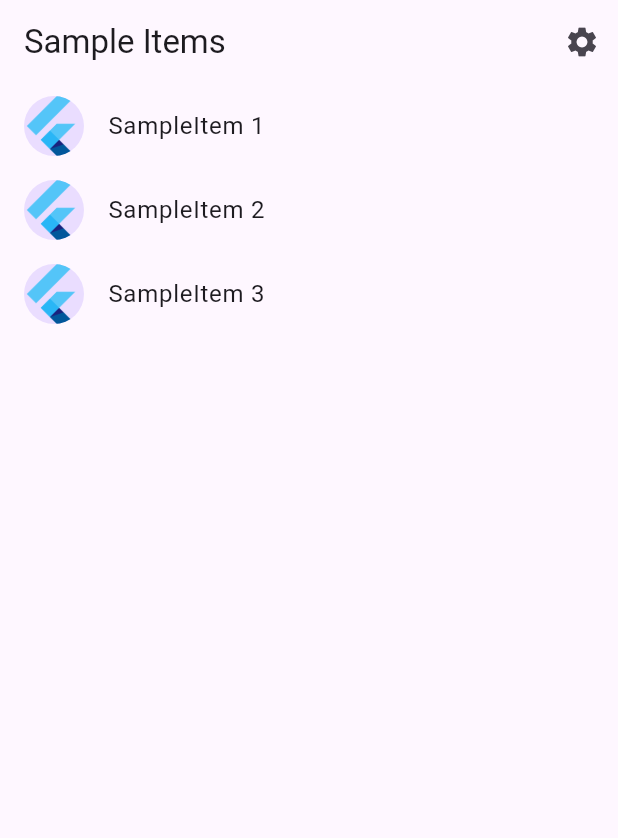
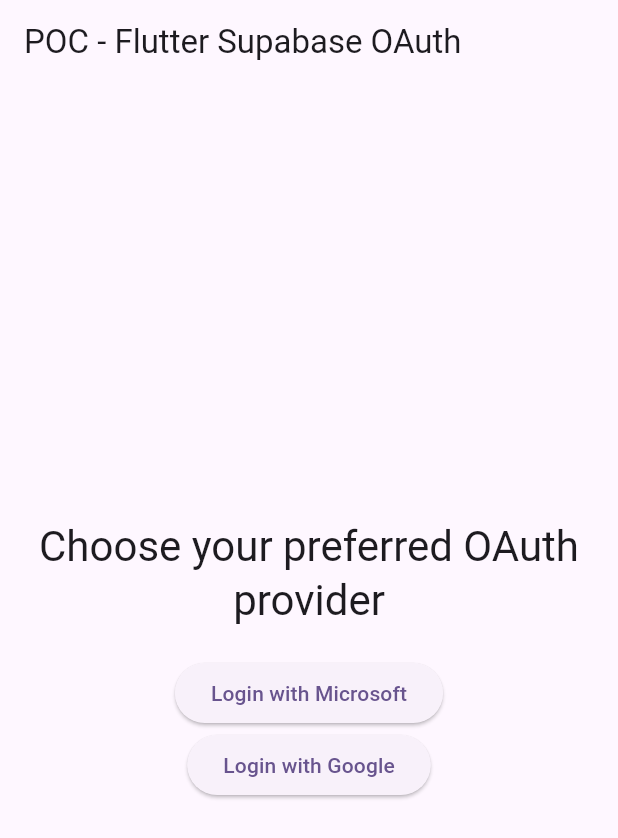
Before and after one commit to ondrahlavac/flutter-supabase-oauth, a Flutter app: the screen it shows after launch, on a phone screen of 412 x 824 dp. Shown: the top 838 px of the screen. Run offline on Flutter 3.47's test engine with Material 3 defaults, Android fonts, the light colour scheme and no system bars; our stand-ins replace flutter_dotenv, flutter_riverpod, supabase_flutter; accounts and stored records are empty.

Commit message:
feat: add the login options for Azure and Google.

```diff
--- a/l10n.yaml
+++ /dev/null
@@ -1,3 +0,0 @@
-arb-dir: lib/src/localization
-template-arb-file: app_en.arb
-output-localization-file: app_localizations.dart
--- a/lib/main.dart
+++ b/lib/main.dart
@@ -1,20 +1,28 @@
 import 'package:flutter/material.dart';
-
+import 'package:flutter_dotenv/flutter_dotenv.dart';
+import 'package:flutter_riverpod/flutter_riverpod.dart';
+import 'package:supabase_flutter/supabase_flutter.dart';
 import 'src/app.dart';
-import 'src/settings/settings_controller.dart';
-import 'src/settings/settings_service.dart';
 
 void main() async {
-  // Set up the SettingsController, which will glue user settings to multiple
-  // Flutter Widgets.
-  final settingsController = SettingsController(SettingsService());
+  WidgetsFlutterBinding.ensureInitialized();
 
-  // Load the user's preferred theme while the splash screen is displayed.
-  // This prevents a sudden theme change when the app is first displayed.
-  await settingsController.loadSettings();
+  await dotenv.load(fileName: '.env');
 
-  // Run the app and pass in the SettingsController. The app listens to the
-  // SettingsController for changes, then passes it further down to the
-  // SettingsView.
-  runApp(MyApp(settingsController: settingsController));
+  if (!dotenv.env.containsKey('SUPABASE_URL') ||
+      !dotenv.env.containsKey('SUPABASE_ANON_KEY')) {
+    throw Exception(
+        'Missing environment variables for Supabase connection in .env file');
+  }
+
+  await Supabase.initialize(
+    url: dotenv.env['SUPABASE_URL']!,
+    anonKey: dotenv.env['SUPABASE_ANON_KEY']!,
+  );
+
+  runApp(
+    const ProviderScope(
+      child: FlutterSupabaseOAuthApp(),
+    ),
+  );
 }
--- /dev/null
+++ b/lib/providers/authentication_provider.dart
@@ -0,0 +1,40 @@
+import 'dart:io';
+import 'package:flutter/foundation.dart';
+import 'package:flutter_riverpod/flutter_riverpod.dart';
+import 'package:supabase_flutter/supabase_flutter.dart';
+
+final authProvider = StateNotifierProvider<AuthNotifier, User?>((ref) {
+  return AuthNotifier();
+});
+
+class AuthNotifier extends StateNotifier<User?> {
+  AuthNotifier() : super(Supabase.instance.client.auth.currentUser) {
+    _authSubscripton();
+  }
+
+  void _authSubscripton() {
+    Supabase.instance.client.auth.onAuthStateChange.listen((data) {
+      state = data.session?.user;
+    });
+  }
+
+  Future<void> signIn(OAuthProvider provider) async {
+    await Supabase.instance.client.auth.signInWithOAuth(
+      provider,
+      scopes: 'openid email profile',
+      redirectTo: _getRedirectUrl(),
+    );
+  }
+
+  Future<void> signOut() async {
+    await Supabase.instance.client.auth.signOut();
+  }
+
+  String _getRedirectUrl() {
+    if (kIsWeb) {
+      return 'http://localhost:57570/login-callback';
+    } else {
+      return 'cz.hlavac.ondra.pocfluttersupabaseoauth://login-callback';
+    }
+  }
+}
--- /dev/null
+++ b/lib/screens/login_screen.dart
@@ -0,0 +1,36 @@
+import 'package:flutter/material.dart';
+import 'package:flutter_riverpod/flutter_riverpod.dart';
+import 'package:poc_flutter_supabase_oauth/providers/authentication_provider.dart';
+import 'package:supabase_flutter/supabase_flutter.dart';
+
+class LoginScreen extends ConsumerWidget {
+  const LoginScreen({super.key});
+
+  @override
+  Widget build(BuildContext context, WidgetRef ref) {
+    return Column(
+      mainAxisAlignment: MainAxisAlignment.center,
+      crossAxisAlignment: CrossAxisAlignment.center,
+      children: [
+        Text(
+          'Choose your preferred OAuth provider',
+          style: Theme.of(context).textTheme.headlineMedium,
+          textAlign: TextAlign.center,
+        ),
+        const SizedBox(height: 20),
+        ElevatedButton(
+          onPressed: () {
+            ref.watch(authProvider.notifier).signIn(OAuthProvider.azure);
+          },
+          child: const Text('Login with Microsoft'),
+        ),
+        ElevatedButton(
+          onPressed: () {
+            ref.watch(authProvider.notifier).signIn(OAuthProvider.google);
+          },
+          child: const Text('Login with Google'),
+        ),
+      ],
+    );
+  }
+}
--- a/lib/src/app.dart
+++ b/lib/src/app.dart
@@ -1,85 +1,32 @@
 import 'package:flutter/material.dart';
-import 'package:flutter_gen/gen_l10n/app_localizations.dart';
-import 'package:flutter_localizations/flutter_localizations.dart';
-
-import 'sample_feature/sample_item_details_view.dart';
-import 'sample_feature/sample_item_list_view.dart';
-import 'settings/settings_controller.dart';
-import 'settings/settings_view.dart';
+import 'package:flutter_riverpod/flutter_riverpod.dart';
+import 'package:poc_flutter_supabase_oauth/providers/authentication_provider.dart';
+import 'package:poc_flutter_supabase_oauth/screens/login_screen.dart';
+import 'package:poc_flutter_supabase_oauth/screens/user_screen.dart';
+import 'package:poc_flutter_supabase_oauth/src/themes.dart';
 
 /// The Widget that configures your application.
-class MyApp extends StatelessWidget {
-  const MyApp({
-    super.key,
-    required this.settingsController,
-  });
-
-  final SettingsController settingsController;
+class FlutterSupabaseOAuthApp extends ConsumerWidget {
+  const FlutterSupabaseOAuthApp({super.key});
 
   @override
-  Widget build(BuildContext context) {
-    // Glue the SettingsController to the MaterialApp.
-    //
-    // The ListenableBuilder Widget listens to the SettingsController for changes.
-    // Whenever the user updates their settings, the MaterialApp is rebuilt.
-    return ListenableBuilder(
-      listenable: settingsController,
-      builder: (BuildContext context, Widget? child) {
-        return MaterialApp(
-          // Providing a restorationScopeId allows the Navigator built by the
-          // MaterialApp to restore the navigation stack when a user leaves and
-          // returns to the app after it has been killed while running in the
-          // background.
-          restorationScopeId: 'app',
+  Widget build(BuildContext context, WidgetRef ref) {
+    final user = ref.watch(authProvider);
 
-          // Provide the generated AppLocalizations to the MaterialApp. This
-          // allows descendant Widgets to display the correct translations
-          // depending on the user's locale.
-          localizationsDelegates: const [
-            AppLocalizations.delegate,
-            GlobalMaterialLocalizations.delegate,
-            GlobalWidgetsLocalizations.delegate,
-            GlobalCupertinoLocalizations.delegate,
-          ],
-          supportedLocales: const [
-            Locale('en', ''), // English, no country code
-          ],
-
-          // Use AppLocalizations to configure the correct application title
-          // depending on the user's locale.
-          //
-          // The appTitle is defined in .arb files found in the localization
-          // directory.
-          onGenerateTitle: (BuildContext context) =>
-              AppLocalizations.of(context)!.appTitle,
-
-          // Define a light and dark color theme. Then, read the user's
-          // preferred ThemeMode (light, dark, or system default) from the
-          // SettingsController to display the correct theme.
-          theme: ThemeData(),
-          darkTheme: ThemeData.dark(),
-          themeMode: settingsController.themeMode,
-
-          // Define a function to handle named routes in order to support
-          // Flutter web url navigation and deep linking.
-          onGenerateRoute: (RouteSettings routeSettings) {
-            return MaterialPageRoute<void>(
-              settings: routeSettings,
-              builder: (BuildContext context) {
-                switch (routeSettings.name) {
-                  case SettingsView.routeName:
-                    return SettingsView(controller: settingsController);
-                  case SampleItemDetailsView.routeName:
-                    return const SampleItemDetailsView();
-                  case SampleItemListView.routeName:
-                  default:
-                    return const SampleItemListView();
-                }
-              },
-            );
-          },
-        );
-      },
+    return MaterialApp(
+      debugShowCheckedModeBanner: false,
+      title: 'POC - Flutter Supabase OAuth',
+      theme: lightTheme,
+      darkTheme: darkTheme,
+      themeMode: ThemeMode.system,
+      home: Scaffold(
+        appBar: AppBar(
+          title: const Text('POC - Flutter Supabase OAuth'),
+        ),
+        body: Center(
+          child: user != null ? const UserScreen() : const LoginScreen(),
+        ),
+      ),
     );
   }
 }
--- a/lib/src/localization/app_en.arb
+++ /dev/null
@@ -1,6 +0,0 @@
-{
-  "appTitle": "poc_flutter_supabase_oauth",
-  "@appTitle": {
-    "description": "The title of the application"
-  }
-}
--- a/lib/src/sample_feature/sample_item.dart
+++ /dev/null
@@ -1,6 +0,0 @@
-/// A placeholder class that represents an entity or model.
-class SampleItem {
-  const SampleItem(this.id);
-
-  final int id;
-}
--- a/lib/src/sample_feature/sample_item_list_view.dart
+++ /dev/null
@@ -1,71 +0,0 @@
-import 'package:flutter/material.dart';
-
-import '../settings/settings_view.dart';
-import 'sample_item.dart';
-import 'sample_item_details_view.dart';
-
-/// Displays a list of SampleItems.
-class SampleItemListView extends StatelessWidget {
-  const SampleItemListView({
-    super.key,
-    this.items = const [SampleItem(1), SampleItem(2), SampleItem(3)],
-  });
-
-  static const routeName = '/';
-
-  final List<SampleItem> items;
-
-  @override
-  Widget build(BuildContext context) {
-    return Scaffold(
-      appBar: AppBar(
-        title: const Text('Sample Items'),
-        actions: [
-          IconButton(
-            icon: const Icon(Icons.settings),
-            onPressed: () {
-              // Navigate to the settings page. If the user leaves and returns
-              // to the app after it has been killed while running in the
-              // background, the navigation stack is restored.
-              Navigator.restorablePushNamed(context, SettingsView.routeName);
-            },
-          ),
-        ],
-      ),
-
-      // To work with lists that may contain a large number of items, it’s best
-      // to use the ListView.builder constructor.
-      //
-      // In contrast to the default ListView constructor, which requires
-      // building all Widgets up front, the ListView.builder constructor lazily
-      // builds Widgets as they’re scrolled into view.
-      body: ListView.builder(
-        // Providing a restorationId allows the ListView to restore the
-        // scroll position when a user leaves and returns to the app after it
-        // has been killed while running in the background.
-        restorationId: 'sampleItemListView',
-        itemCount: items.length,
-        itemBuilder: (BuildContext context, int index) {
-          final item = items[index];
-
-          return ListTile(
-            title: Text('SampleItem ${item.id}'),
-            leading: const CircleAvatar(
-              // Display the Flutter Logo image asset.
-              foregroundImage: AssetImage('assets/images/flutter_logo.png'),
-            ),
-            onTap: () {
-              // Navigate to the details page. If the user leaves and returns to
-              // the app after it has been killed while running in the
-              // background, the navigation stack is restored.
-              Navigator.restorablePushNamed(
-                context,
-                SampleItemDetailsView.routeName,
-              );
-            }
-          );
-        },
-      ),
-    );
-  }
-}
--- a/lib/src/settings/settings_controller.dart
+++ /dev/null
@@ -1,50 +0,0 @@
-import 'package:flutter/material.dart';
-
-import 'settings_service.dart';
-
-/// A class that many Widgets can interact with to read user settings, update
-/// user settings, or listen to user settings changes.
-///
-/// Controllers glue Data Services to Flutter Widgets. The SettingsController
-/// uses the SettingsService to store and retrieve user settings.
-class SettingsController with ChangeNotifier {
-  SettingsController(this._settingsService);
-
-  // Make SettingsService a private variable so it is not used directly.
-  final SettingsService _settingsService;
-
-  // Make ThemeMode a private variable so it is not updated directly without
-  // also persisting the changes with the SettingsService.
-  late ThemeMode _themeMode;
-
-  // Allow Widgets to read the user's preferred ThemeMode.
-  ThemeMode get themeMode => _themeMode;
-
-  /// Load the user's settings from the SettingsService. It may load from a
-  /// local database or the internet. The controller only knows it can load the
-  /// settings from the service.
-  Future<void> loadSettings() async {
-    _themeMode = await _settingsService.themeMode();
-
-    // Important! Inform listeners a change has occurred.
-    notifyListeners();
-  }
-
-  /// Update and persist the ThemeMode based on the user's selection.
-  Future<void> updateThemeMode(ThemeMode? newThemeMode) async {
-    if (newThemeMode == null) return;
-
-    // Do not perform any work if new and old ThemeMode are identical
-    if (newThemeMode == _themeMode) return;
-
-    // Otherwise, store the new ThemeMode in memory
-    _themeMode = newThemeMode;
-
-    // Important! Inform listeners a change has occurred.
-    notifyListeners();
-
-    // Persist the changes to a local database or the internet using the
-    // SettingService.
-    await _settingsService.updateThemeMode(newThemeMode);
-  }
-}
--- a/lib/src/settings/settings_service.dart
+++ /dev/null
@@ -1,17 +0,0 @@
-import 'package:flutter/material.dart';
-
-/// A service that stores and retrieves user settings.
-///
-/// By default, this class does not persist user settings. If you'd like to
-/// persist the user settings locally, use the shared_preferences package. If
-/// you'd like to store settings on a web server, use the http package.
-class SettingsService {
-  /// Loads the User's preferred ThemeMode from local or remote storage.
-  Future<ThemeMode> themeMode() async => ThemeMode.system;
-
-  /// Persists the user's preferred ThemeMode to local or remote storage.
-  Future<void> updateThemeMode(ThemeMode theme) async {
-    // Use the shared_preferences package to persist settings locally or the
-    // http package to persist settings over the network.
-  }
-}
--- /dev/null
+++ b/lib/src/themes.dart
@@ -0,0 +1,19 @@
+import 'package:flutter/material.dart';
+
+//
+// Basic Theme data
+//
+ThemeData lightTheme = ThemeData(
+  useMaterial3: true,
+  colorScheme: ColorScheme.fromSeed(
+    seedColor: Colors.deepPurple,
+  ),
+);
+ThemeData darkTheme = ThemeData(
+  useMaterial3: true,
+  brightness: Brightness.dark,
+  colorScheme: ColorScheme.fromSeed(
+    seedColor: Colors.deepPurple,
+    brightness: Brightness.dark,
+  ),
+);
```
Also changed, not shown: lib/screens/user_screen.dart (added, +73 -0 lines), lib/src/sample_feature/sample_item_details_view.dart (deleted, +0 -20 lines), lib/src/settings/settings_view.dart (deleted, +0 -51 lines), pubspec.yaml (+8 -10 lines), assets/images/2.0x/flutter_logo.png (deleted), assets/images/3.0x/flutter_logo.png (deleted), assets/images/flutter_logo.png (deleted), pubspec.lock, 10 other files.
